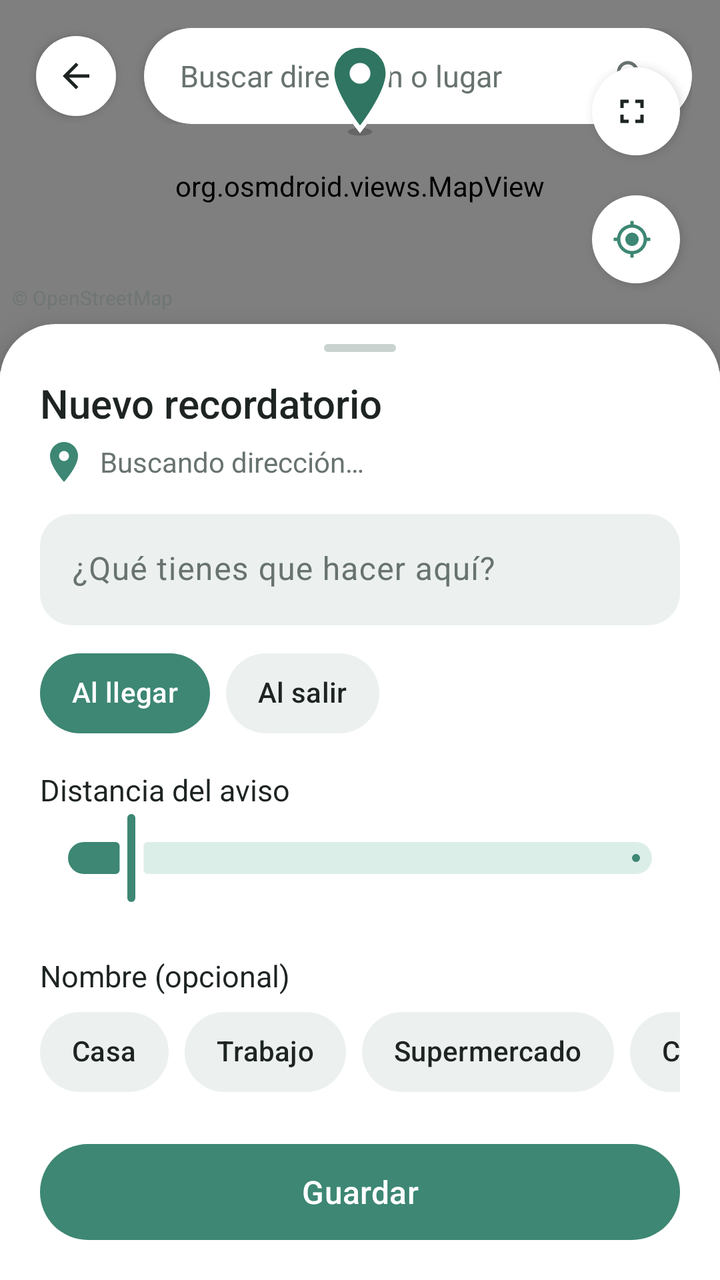
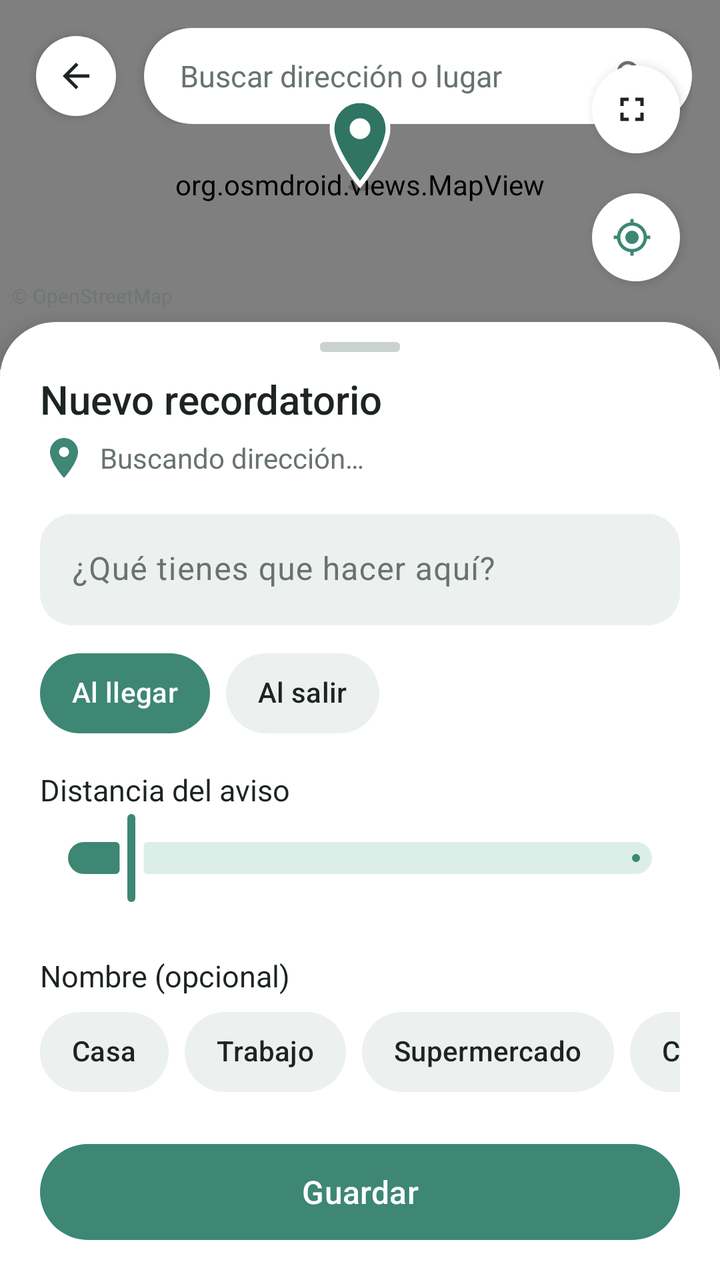

Two renders of the same Android screen: before a commit and after it. Below are the layout's source before the change and the commit's diff.
<!-- AndroidManifest.xml: application theme Theme.Recuerdame -->
<!-- res/layout/activity_map.xml -->
<?xml version="1.0" encoding="utf-8"?>
<LinearLayout xmlns:android="http://schemas.android.com/apk/res/android"
    xmlns:app="http://schemas.android.com/apk/res-auto"
    android:layout_width="match_parent"
    android:layout_height="match_parent"
    android:background="@color/bg"
    android:orientation="vertical">

    
    <FrameLayout
        android:layout_width="match_parent"
        android:layout_height="0dp"
        android:layout_weight="1">

        <org.osmdroid.views.MapView
            android:id="@+id/map"
            android:layout_width="match_parent"
            android:layout_height="match_parent" />

        
        <ImageView
            android:id="@+id/center_pin"
            android:layout_width="40dp"
            android:layout_height="48dp"
            android:layout_gravity="center"
            android:layout_marginBottom="48dp"
            android:contentDescription="Punto escogido"
            android:elevation="4dp"
            android:src="@drawable/pin_center" />

        
        <LinearLayout
            android:layout_width="match_parent"
            android:layout_height="wrap_content"
            android:layout_gravity="top"
            android:gravity="center_vertical"
            android:orientation="horizontal"
            android:padding="14dp">

            <com.google.android.material.button.MaterialButton
                android:id="@+id/btn_back"
                style="@style/MapRoundButton"
                android:layout_width="48dp"
                android:layout_height="48dp"
                android:contentDescription="Volver"
                app:icon="@drawable/ic_back" />

            <LinearLayout
                android:layout_width="0dp"
                android:layout_height="48dp"
                android:layout_marginStart="10dp"
                android:layout_weight="1"
                android:background="@drawable/bg_search"
                android:elevation="3dp"
                android:gravity="center_vertical"
                android:orientation="horizontal"
                android:paddingStart="18dp"
                android:paddingEnd="6dp">

                <EditText
                    android:id="@+id/search_input"
                    android:layout_width="0dp"
                    android:layout_height="match_parent"
                    android:layout_weight="1"
                    android:background="@null"
                    android:hint="Buscar dirección o lugar"
                    android:imeOptions="actionSearch"
                    android:importantForAutofill="no"
                    android:inputType="text"
                    android:maxLines="1"
                    android:textColor="@color/text"
                    android:textColorHint="@color/text_soft"
                    android:textSize="15sp" />

                <com.google.android.material.button.MaterialButton
                    android:id="@+id/btn_search"
                    style="@style/Widget.Material3.Button.IconButton"
                    android:layout_width="wrap_content"
                    android:layout_height="wrap_content"
                    android:contentDescription="Buscar"
                    app:icon="@drawable/ic_search"
                    app:iconTint="@color/text_soft" />
            </LinearLayout>
        </LinearLayout>

        
        <com.google.android.material.button.MaterialButton
            android:id="@+id/btn_north"
            style="@style/MapRoundButton"
            android:layout_width="48dp"
            android:layout_height="48dp"
            android:layout_gravity="top|end"
            android:layout_marginTop="76dp"
            android:layout_marginEnd="14dp"
            android:contentDescription="Poner el norte arriba"
            android:visibility="gone"
            app:icon="@drawable/ic_north"
            app:iconTint="@null" />

        <com.google.android.material.button.MaterialButton
            android:id="@+id/fab_expand"
            style="@style/MapRoundButton"
            android:layout_width="52dp"
            android:layout_height="52dp"
            android:layout_gravity="bottom|end"
            android:layout_marginEnd="16dp"
            android:layout_marginBottom="104dp"
            android:contentDescription="Ver mapa completo"
            app:icon="@drawable/ic_fullscreen" />

        <com.google.android.material.button.MaterialButton
            android:id="@+id/btn_confirm_point"
            style="@style/PillButton"
            android:layout_width="wrap_content"
            android:layout_height="wrap_content"
            android:layout_gravity="bottom|center_horizontal"
            android:layout_marginBottom="28dp"
            android:elevation="4dp"
            android:paddingStart="28dp"
            android:paddingEnd="28dp"
            android:text="Usar este punto"
            android:visibility="gone"
            app:icon="@drawable/ic_check" />

        <com.google.android.material.button.MaterialButton
            android:id="@+id/fab_location"
            style="@style/MapRoundButton"
            android:layout_width="52dp"
            android:layout_height="52dp"
            android:layout_gravity="bottom|end"
            android:layout_marginEnd="16dp"
            android:layout_marginBottom="40dp"
            android:contentDescription="Ir a mi ubicación"
            app:icon="@drawable/ic_my_location"
            app:iconTint="@color/primary" />

        <TextView
            android:layout_width="wrap_content"
            android:layout_height="wrap_content"
            android:layout_gravity="bottom|start"
            android:layout_marginStart="6dp"
            android:layout_marginBottom="30dp"
            android:alpha="0.7"
            android:text="© OpenStreetMap"
            android:textColor="@color/text_soft"
            android:textSize="10sp" />
    </FrameLayout>

    
    <LinearLayout
        android:id="@+id/sheet"
        android:layout_width="match_parent"
        android:layout_height="wrap_content"
        android:layout_marginTop="-24dp"
        android:background="@drawable/bg_sheet"
        android:elevation="8dp"
        android:orientation="vertical">

        <View
            android:layout_width="36dp"
            android:layout_height="4dp"
            android:layout_gravity="center_horizontal"
            android:layout_marginTop="10dp"
            android:background="@drawable/bg_handle" />

        <ScrollView
            android:layout_width="match_parent"
            android:layout_height="wrap_content"
            android:scrollbars="none">

            <LinearLayout
                android:layout_width="match_parent"
                android:layout_height="wrap_content"
                android:orientation="vertical"
                android:paddingStart="20dp"
                android:paddingTop="12dp"
                android:paddingEnd="20dp"
                android:paddingBottom="16dp">

                <TextView
                    android:id="@+id/sheet_title"
                    android:layout_width="wrap_content"
                    android:layout_height="wrap_content"
                    android:fontFamily="sans-serif-medium"
                    android:text="Nuevo recordatorio"
                    android:textColor="@color/text"
                    android:textSize="20sp" />

                <TextView
                    android:id="@+id/address_text"
                    android:layout_width="match_parent"
                    android:layout_height="wrap_content"
                    android:layout_marginTop="4dp"
                    android:drawablePadding="6dp"
                    android:ellipsize="end"
                    android:gravity="center_vertical"
                    android:maxLines="1"
                    android:text="Buscando dirección…"
                    android:textColor="@color/text_soft"
                    android:textSize="14sp"
                    app:drawableStartCompat="@drawable/ic_pin"
                    app:drawableTint="@color/primary" />

                <TextView
                    android:id="@+id/gps_text"
                    android:layout_width="match_parent"
                    android:layout_height="wrap_content"
                    android:layout_marginTop="2dp"
                    android:textColor="@color/primary"
                    android:textSize="12sp"
                    android:visibility="gone" />

                <LinearLayout
                    android:id="@+id/new_note_section"
                    android:layout_width="match_parent"
                    android:layout_height="wrap_content"
                    android:orientation="vertical">

                    <com.google.android.material.textfield.TextInputLayout
                        android:id="@+id/note_layout"
                        style="@style/SoftInput"
                        android:layout_width="match_parent"
                        android:layout_height="wrap_content"
                        android:layout_marginTop="14dp"
                        android:hint="¿Qué tienes que hacer aquí?">

                        <com.google.android.material.textfield.TextInputEditText
                            android:id="@+id/note_input"
                            android:layout_width="match_parent"
                            android:layout_height="wrap_content"
                            android:inputType="textCapSentences|textMultiLine"
                            android:maxLines="3" />
                    </com.google.android.material.textfield.TextInputLayout>

                    <com.google.android.material.chip.ChipGroup
                        android:id="@+id/trigger_group"
                        android:layout_width="match_parent"
                        android:layout_height="wrap_content"
                        android:layout_marginTop="10dp"
                        app:checkedChip="@+id/chip_arrive"
                        app:selectionRequired="true"
                        app:singleSelection="true">

                        <com.google.android.material.chip.Chip
                            android:id="@+id/chip_arrive"
                            style="@style/SoftChip"
                            android:layout_width="wrap_content"
                            android:layout_height="wrap_content"
                            android:text="Al llegar"
                            app:chipIcon="@drawable/ic_arrive" />

                        <com.google.android.material.chip.Chip
                            android:id="@+id/chip_leave"
                            style="@style/SoftChip"
                            android:layout_width="wrap_content"
                            android:layout_height="wrap_content"
                            android:text="Al salir"
                            app:chipIcon="@drawable/ic_leave" />
                    </com.google.android.material.chip.ChipGroup>
                </LinearLayout>

                
                <LinearLayout
                    android:layout_width="match_parent"
                    android:layout_height="wrap_content"
                    android:layout_marginTop="14dp"
                    android:gravity="center_vertical"
                    android:orientation="horizontal">

                    <TextView
                        android:layout_width="0dp"
                        android:layout_height="wrap_content"
                        android:layout_weight="1"
                        android:text="Distancia del aviso"
                        android:textColor="@color/text"
                        android:textSize="15sp" />

                    <TextView
                        android:id="@+id/radius_value"
                        android:layout_width="wrap_content"
                        android:layout_height="wrap_content"
                        android:fontFamily="sans-serif-medium"
                        android:textColor="@color/primary"
                        android:textSize="15sp" />
                </LinearLayout>

                <com.google.android.material.slider.Slider
                    android:id="@+id/radius_slider"
                    style="@style/SoftSlider"
                    android:layout_width="match_parent"
                    android:layout_height="wrap_content"
                    android:contentDescription="Distancia del aviso"
                    android:stepSize="10"
                    android:value="200"
                    android:valueFrom="30"
                    android:valueTo="2000" />

                <TextView
                    android:id="@+id/radius_label"
                    android:layout_width="match_parent"
                    android:layout_height="wrap_content"
                    android:layout_marginTop="-6dp"
                    android:textColor="@color/text_soft"
                    android:textSize="12sp" />

                
                <TextView
                    android:layout_width="wrap_content"
                    android:layout_height="wrap_content"
                    android:layout_marginTop="14dp"
                    android:text="Nombre (opcional)"
                    android:textColor="@color/text"
                    android:textSize="15sp" />

                <HorizontalScrollView
                    android:layout_width="match_parent"
                    android:layout_height="wrap_content"
                    android:layout_marginTop="4dp"
                    android:scrollbars="none">

                    <com.google.android.material.chip.ChipGroup
                        android:id="@+id/name_chips"
                        android:layout_width="wrap_content"
                        android:layout_height="wrap_content"
                        app:singleLine="true"
                        app:singleSelection="true">

                        <com.google.android.material.chip.Chip
                            style="@style/SoftChip"
                            android:layout_width="wrap_content"
                            android:layout_height="wrap_content"
                            android:text="Casa" />

                        <com.google.android.material.chip.Chip
                            style="@style/SoftChip"
                            android:layout_width="wrap_content"
                            android:layout_height="wrap_content"
                            android:text="Trabajo" />

                        <com.google.android.material.chip.Chip
                            style="@style/SoftChip"
                            android:layout_width="wrap_content"
                            android:layout_height="wrap_content"
                            android:text="Supermercado" />

                        <com.google.android.material.chip.Chip
                            style="@style/SoftChip"
                            android:layout_width="wrap_content"
                            android:layout_height="wrap_content"
                            android:text="Colmado" />

                        <com.google.android.material.chip.Chip
                            style="@style/SoftChip"
                            android:layout_width="wrap_content"
                            android:layout_height="wrap_content"
                            android:text="Farmacia" />

                        <com.google.android.material.chip.Chip
                            android:id="@+id/chip_other"
                            style="@style/SoftChip"
                            android:layout_width="wrap_content"
                            android:layout_height="wrap_content"
                            android:text="Otro…" />
                    </com.google.android.material.chip.ChipGroup>
                </HorizontalScrollView>

                <com.google.android.material.textfield.TextInputLayout
                    android:id="@+id/name_layout"
                    style="@style/SoftInput"
                    android:layout_width="match_parent"
                    android:layout_height="wrap_content"
                    android:layout_marginTop="8dp"
                    android:hint="Nombre del lugar"
                    android:visibility="gone">

                    <com.google.android.material.textfield.TextInputEditText
                        android:id="@+id/name_input"
                        android:layout_width="match_parent"
                        android:layout_height="wrap_content"
                        android:inputType="textCapSentences"
                        android:maxLines="1" />
                </com.google.android.material.textfield.TextInputLayout>

                <com.google.android.material.button.MaterialButton
                    android:id="@+id/btn_save"
                    style="@style/PillButton"
                    android:layout_width="match_parent"
                    android:layout_height="wrap_content"
                    android:layout_marginTop="18dp"
                    android:text="Guardar" />
            </LinearLayout>
        </ScrollView>
    </LinearLayout>
</LinearLayout>
<!-- resources referenced by this layout -->
<resources>
  <color name="bg">#F4F6F5</color>
  <color name="primary">#3D8774</color>
  <color name="text">#1D2422</color>
  <color name="text_soft">#68736F</color>
  <!-- drawable bg_handle (drawable) -->
  <?xml version="1.0" encoding="utf-8"?>
  <shape xmlns:android="http://schemas.android.com/apk/res/android" android:shape="rectangle">
      <solid android:color="@color/outline" />
      <corners android:radius="2dp" />
  </shape>
  <!-- drawable bg_search (drawable) -->
  <?xml version="1.0" encoding="utf-8"?>
  <shape xmlns:android="http://schemas.android.com/apk/res/android" android:shape="rectangle">
      <solid android:color="@color/surface" />
      <corners android:radius="24dp" />
  </shape>
  <!-- drawable bg_sheet (drawable) -->
  <?xml version="1.0" encoding="utf-8"?>
  <shape xmlns:android="http://schemas.android.com/apk/res/android" android:shape="rectangle">
      <solid android:color="@color/surface" />
      <corners android:topLeftRadius="28dp" android:topRightRadius="28dp" />
  </shape>
  <!-- drawable ic_back (drawable) -->
  <?xml version="1.0" encoding="utf-8"?>
  <vector xmlns:android="http://schemas.android.com/apk/res/android" android:width="24dp" android:height="24dp" android:viewportWidth="24" android:viewportHeight="24" android:tint="?attr/colorControlNormal" android:autoMirrored="true">
      <path android:fillColor="@android:color/white" android:pathData="M20,11H7.83l5.59,-5.59L12,4l-8,8 8,8 1.41,-1.41L7.83,13H20v-2z"/>
  </vector>
  <!-- drawable ic_check (drawable) -->
  <?xml version="1.0" encoding="utf-8"?>
  <vector xmlns:android="http://schemas.android.com/apk/res/android" android:width="24dp" android:height="24dp" android:viewportWidth="24" android:viewportHeight="24" android:tint="?attr/colorControlNormal">
      <path android:fillColor="@android:color/white" android:pathData="M9,16.17L4.83,12l-1.42,1.41L9,19 21,7l-1.41,-1.41z"/>
  </vector>
  <!-- drawable ic_fullscreen (drawable) -->
  <?xml version="1.0" encoding="utf-8"?>
  <vector xmlns:android="http://schemas.android.com/apk/res/android" android:width="24dp" android:height="24dp" android:viewportWidth="24" android:viewportHeight="24" android:tint="?attr/colorControlNormal">
      <path android:fillColor="@android:color/white" android:pathData="M7,14H5v5h5v-2H7v-3zM5,10h2V7h3V5H5v5zM17,17h-3v2h5v-5h-2v3zM14,5v2h3v3h2V5h-5z"/>
  </vector>
  <!-- drawable ic_north (drawable) -->
  <?xml version="1.0" encoding="utf-8"?>
  <vector xmlns:android="http://schemas.android.com/apk/res/android" android:width="24dp" android:height="24dp" android:viewportWidth="24" android:viewportHeight="24">
      <path android:fillColor="#E0634A" android:pathData="M12,2L7,12h10z"/>
      <path android:fillColor="@color/text_soft" android:pathData="M7,12l5,10 5,-10z"/>
  </vector>
  <style name="MapRoundButton" parent="Widget.Material3.Button.IconButton.Filled">
          <item name="backgroundTint">@color/surface</item>
          <item name="iconTint">@color/text</item>
          <item name="android:elevation">3dp</item>
      </style>
  <style name="PillButton" parent="Widget.Material3.Button">
          <item name="android:minHeight">56dp</item>
          <item name="cornerRadius">28dp</item>
          <item name="android:textSize">16sp</item>
      </style>
  <style name="SoftSlider" parent="Widget.Material3.Slider">
          <item name="trackColorActive">@color/primary</item>
          <item name="trackColorInactive">@color/primary_soft</item>
          <item name="thumbColor">@color/primary</item>
          <item name="tickVisible">false</item>
          <item name="labelBehavior">gone</item>
      </style>
  <color name="outline">#C9D2CE</color>
  <color name="surface">#FFFFFF</color>
  <color name="pin">#2F7562</color>
  <color name="surface_soft">#ECF1EF</color>
  <color name="primary_soft">#DCEEE8</color>
  <color name="on_primary">#FFFFFF</color>
  <color name="on_primary_soft">#1E4F43</color>
  <color name="leave_soft">#F9E6DD</color>
  <color name="leave_text">#9A4B30</color>
  <color name="divider">#E4EAE7</color>
  <!-- unchanged entries left out for length: 9 -->
</resources>

<!-- the commit's change to res/layout/activity_map.xml (unified diff, before → after) -->
@@ -23,7 +23,7 @@
             android:layout_width="40dp"
             android:layout_height="48dp"
             android:layout_gravity="center"
-            android:layout_marginBottom="48dp"
+            android:layout_marginBottom="20dp"
             android:contentDescription="Punto escogido"
             android:elevation="4dp"
             android:src="@drawable/pin_center" />
@@ -156,12 +156,57 @@
         android:elevation="8dp"
         android:orientation="vertical">
 
-        <View
-            android:layout_width="36dp"
-            android:layout_height="4dp"
-            android:layout_gravity="center_horizontal"
-            android:layout_marginTop="10dp"
-            android:background="@drawable/bg_handle" />
+        
+        <LinearLayout
+            android:id="@+id/sheet_header"
+            android:layout_width="match_parent"
+            android:layout_height="wrap_content"
+            android:orientation="vertical"
+            android:paddingStart="20dp"
+            android:paddingEnd="20dp"
+            android:paddingBottom="2dp">
+
+            <View
+                android:layout_width="40dp"
+                android:layout_height="5dp"
+                android:layout_gravity="center_horizontal"
+                android:layout_marginTop="10dp"
+                android:layout_marginBottom="10dp"
+                android:background="@drawable/bg_handle" />
+
+            <TextView
+                android:id="@+id/sheet_title"
+                android:layout_width="wrap_content"
+                android:layout_height="wrap_content"
+                android:fontFamily="sans-serif-medium"
+                android:text="Nuevo recordatorio"
+                android:textColor="@color/text"
+                android:textSize="20sp" />
+
+            <TextView
+                android:id="@+id/address_text"
+                android:layout_width="match_parent"
+                android:layout_height="wrap_content"
+                android:layout_marginTop="4dp"
+                android:drawablePadding="6dp"
+                android:ellipsize="end"
+                android:gravity="center_vertical"
+                android:maxLines="1"
+                android:text="Buscando dirección…"
+                android:textColor="@color/text_soft"
+                android:textSize="14sp"
+                app:drawableStartCompat="@drawable/ic_pin"
+                app:drawableTint="@color/primary" />
+
+            <TextView
+                android:id="@+id/gps_text"
+                android:layout_width="match_parent"
+                android:layout_height="wrap_content"
+                android:layout_marginTop="2dp"
+                android:textColor="@color/primary"
+                android:textSize="12sp"
+                android:visibility="gone" />
+        </LinearLayout>
 
         <ScrollView
             android:layout_width="match_parent"
@@ -173,42 +218,9 @@
                 android:layout_height="wrap_content"
                 android:orientation="vertical"
                 android:paddingStart="20dp"
-                android:paddingTop="12dp"
+                android:paddingTop="0dp"
                 android:paddingEnd="20dp"
                 android:paddingBottom="16dp">
-
-                <TextView
-                    android:id="@+id/sheet_title"
-                    android:layout_width="wrap_content"
-                    android:layout_height="wrap_content"
-                    android:fontFamily="sans-serif-medium"
-                    android:text="Nuevo recordatorio"
-                    android:textColor="@color/text"
-                    android:textSize="20sp" />
-
-                <TextView
-                    android:id="@+id/address_text"
-                    android:layout_width="match_parent"
-                    android:layout_height="wrap_content"
-                    android:layout_marginTop="4dp"
-                    android:drawablePadding="6dp"
-                    android:ellipsize="end"
-                    android:gravity="center_vertical"
-                    android:maxLines="1"
-                    android:text="Buscando dirección…"
-                    android:textColor="@color/text_soft"
-                    android:textSize="14sp"
-                    app:drawableStartCompat="@drawable/ic_pin"
-                    app:drawableTint="@color/primary" />
-
-                <TextView
-                    android:id="@+id/gps_text"
-                    android:layout_width="match_parent"
-                    android:layout_height="wrap_content"
-                    android:layout_marginTop="2dp"
-                    android:textColor="@color/primary"
-                    android:textSize="12sp"
-                    android:visibility="gone" />
 
                 <LinearLayout
                     android:id="@+id/new_note_section"
